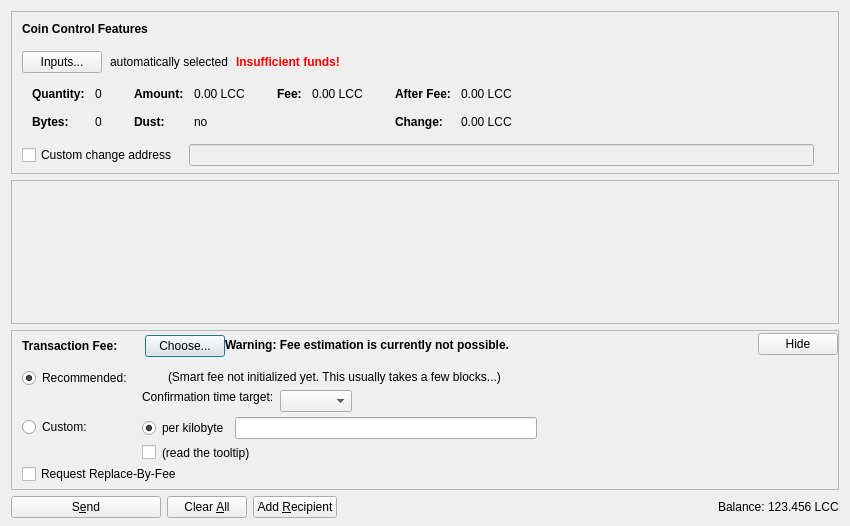
Old version of the form src/qt/forms/sendcoinsdialog.ui in the repository losh11/LitecoinCash.
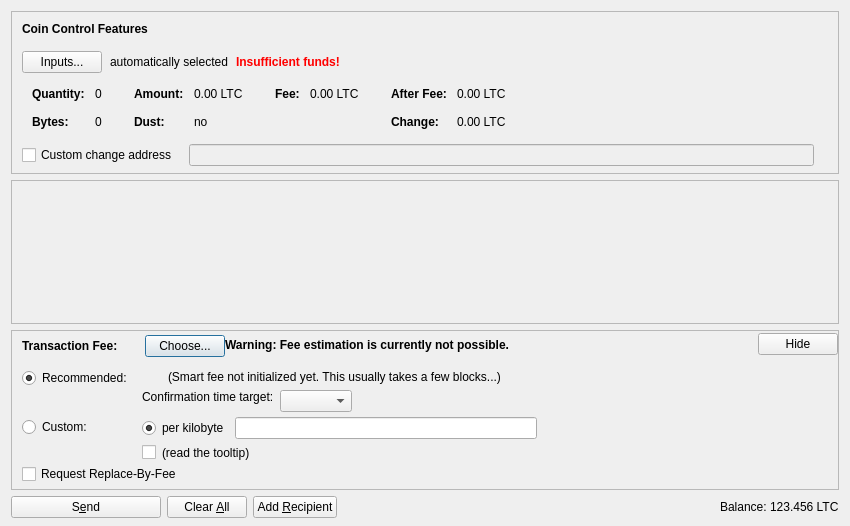
New version of the form. Icons and pictures are not drawn. Custom widgets are drawn as their Qt base class.

Diff of the .ui file:
```diff
--- a/src/qt/forms/sendcoinsdialog.ui
+++ b/src/qt/forms/sendcoinsdialog.ui
@@ -324,7 +324,7 @@
                   <enum>Qt::ActionsContextMenu</enum>
                  </property>
                  <property name="text">
-                  <string notr="true">0.00 LCC</string>
+                  <string notr="true">0.00 LTC</string>
                  </property>
                  <property name="textInteractionFlags">
                   <set>Qt::LinksAccessibleByMouse|Qt::TextSelectableByKeyboard|Qt::TextSelectableByMouse</set>
@@ -404,7 +404,7 @@
                   <enum>Qt::ActionsContextMenu</enum>
                  </property>
                  <property name="text">
-                  <string notr="true">0.00 LCC</string>
+                  <string notr="true">0.00 LTC</string>
                  </property>
                  <property name="textInteractionFlags">
                   <set>Qt::LinksAccessibleByMouse|Qt::TextSelectableByKeyboard|Qt::TextSelectableByMouse</set>
@@ -455,7 +455,7 @@
                   <enum>Qt::ActionsContextMenu</enum>
                  </property>
                  <property name="text">
-                  <string notr="true">0.00 LCC</string>
+                  <string notr="true">0.00 LTC</string>
                  </property>
                  <property name="textInteractionFlags">
                   <set>Qt::LinksAccessibleByMouse|Qt::TextSelectableByKeyboard|Qt::TextSelectableByMouse</set>
@@ -484,7 +484,7 @@
                   <enum>Qt::ActionsContextMenu</enum>
                  </property>
                  <property name="text">
-                  <string notr="true">0.00 LCC</string>
+                  <string notr="true">0.00 LTC</string>
                  </property>
                  <property name="textInteractionFlags">
                   <set>Qt::LinksAccessibleByMouse|Qt::TextSelectableByKeyboard|Qt::TextSelectableByMouse</set>
@@ -1253,7 +1253,7 @@
           <cursorShape>IBeamCursor</cursorShape>
          </property>
          <property name="text">
-          <string notr="true">123.456 LCC</string>
+          <string notr="true">123.456 LTC</string>
          </property>
          <property name="textInteractionFlags">
           <set>Qt::LinksAccessibleByMouse|Qt::TextSelectableByKeyboard|Qt::TextSelectableByMouse</set>
```
Left out of the diff: 4 changed lines with no effect on the pictures.
